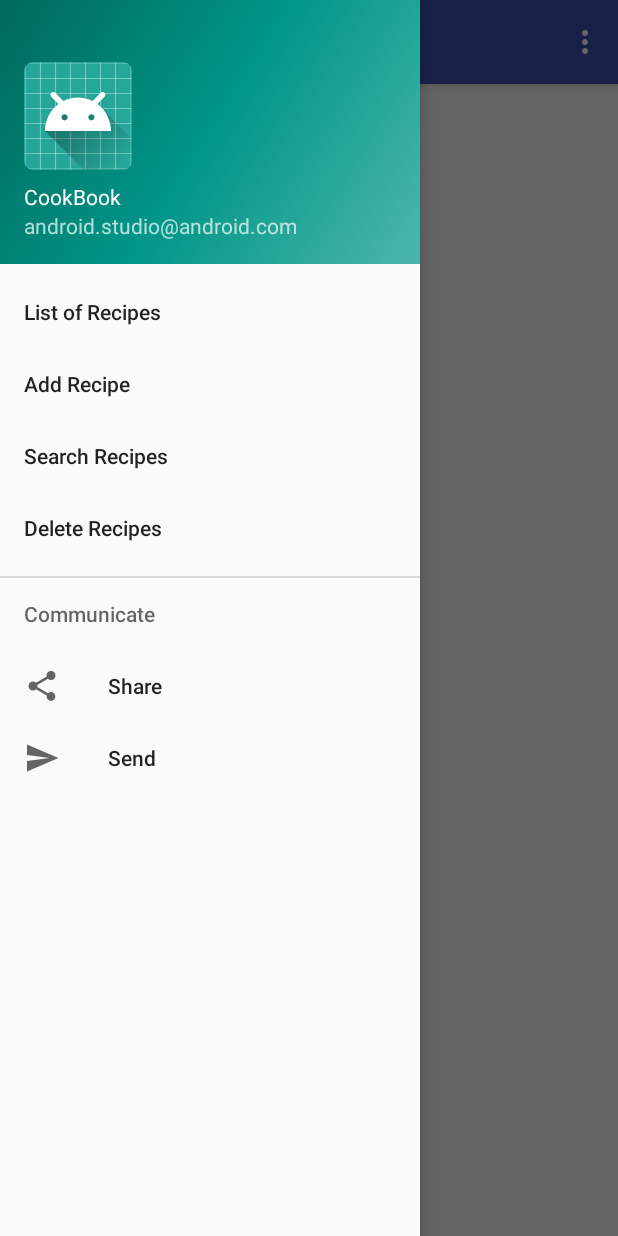
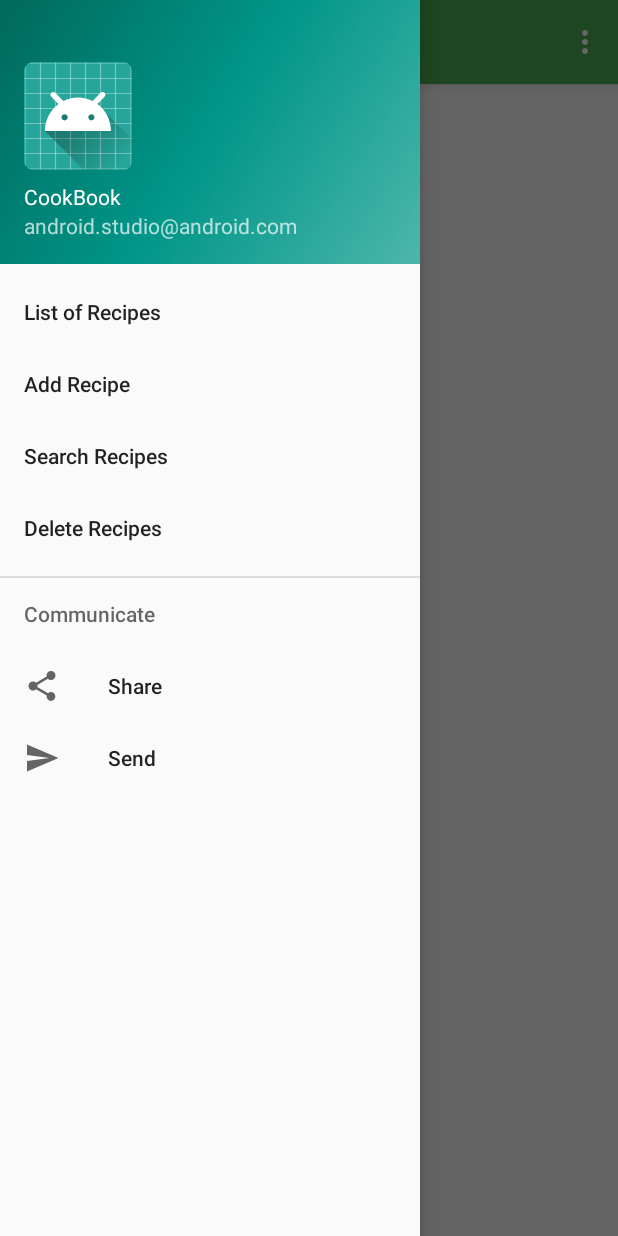
Before and after one commit to mnvsngv/cookbook-android, an Android app: the screen it shows after launch (HomeActivity), with the side drawer open, on a phone screen of 412 x 824 dp. Run offline under Robolectric (Android 15) with nearby library versions, the phone set to English and light mode, and no system bars; our stand-ins replace Volley; network calls fail.

Commit message:
Changed colour theme

```diff
--- a/app/src/main/res/values/colors.xml
+++ b/app/src/main/res/values/colors.xml
@@ -1,6 +1,6 @@
 <?xml version="1.0" encoding="utf-8"?>
 <resources>
-    <color name="colorPrimary">#3f51b5</color>
-    <color name="colorPrimaryDark">#303F9F</color>
-    <color name="colorAccent">#FF4081</color>
+    <color name="colorPrimary">#4CAF50</color>
+    <color name="colorPrimaryDark">#388E3C</color>
+    <color name="colorAccent">#448AFF</color>
 </resources>
```
